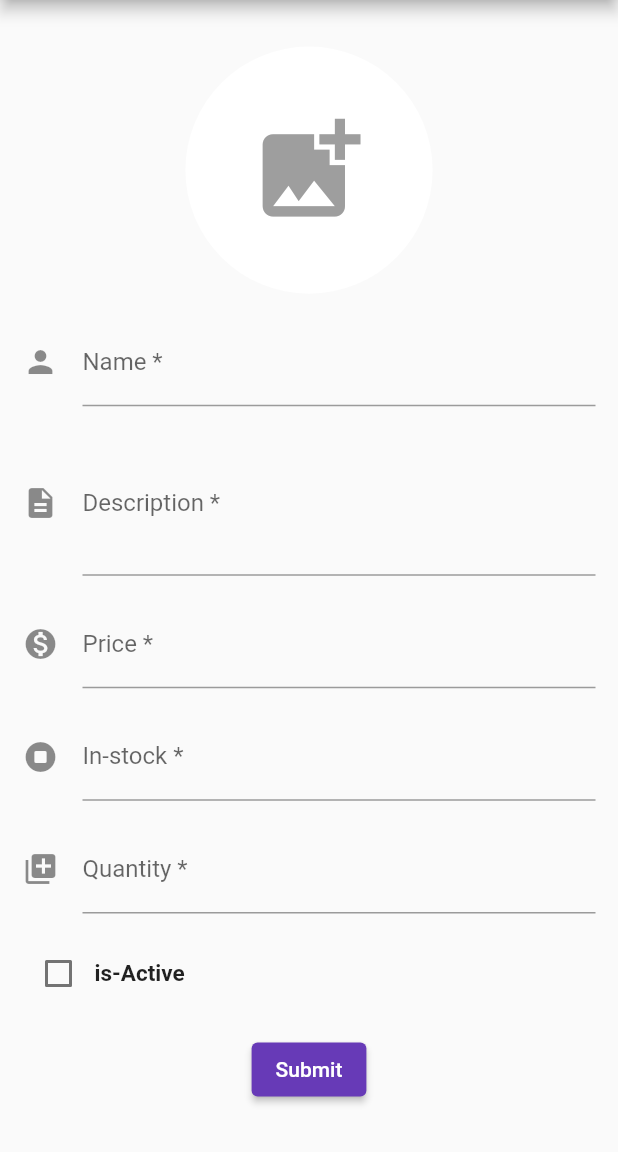
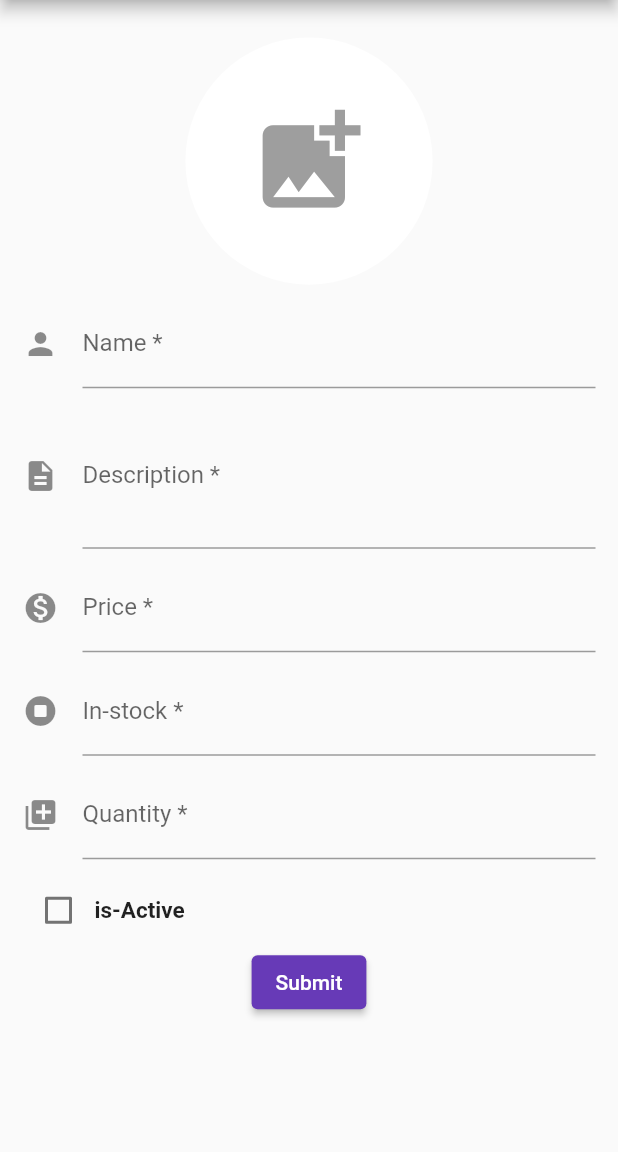
Before and after one commit to sathasivam0/shopping, a Flutter app: the AddProduct screen opened directly, on a phone screen of 412 x 824 dp, the part 84-1236 px from its top. Run offline on Flutter 3.47's test engine with Material 2 defaults, Android fonts, the phone set to English and light mode, and no system bars; our stand-ins replace connectivity_plus, fluttertoast, get, image_picker, permission_handler, sqflite; accounts and stored records are empty.

Commit message:
add product changes

```diff
--- a/lib/model/product_model.dart
+++ b/lib/model/product_model.dart
@@ -1,4 +1,4 @@
-import 'package:flutter/cupertino.dart';
+// ignore_for_file: non_constant_identifier_names
 
 class ProductsModel {
   int? id;
--- a/lib/ui/add_product/add_product.dart
+++ b/lib/ui/add_product/add_product.dart
@@ -4,8 +4,10 @@ import 'package:flutter/material.dart';
 import 'package:flutter/services.dart';
 import 'package:image_picker/image_picker.dart';
 import 'package:permission_handler/permission_handler.dart';
-import 'package:shopping/model/product_model.dart';
 import 'package:shopping/services/offline/local_db_helper.dart';
+import 'package:intl/intl.dart';
+import 'package:get/get.dart';
+import 'package:shopping/ui/home/home.dart';
 
 import '../../res/colors.dart';
 import '../../utils/error_dialog.dart';
@@ -38,6 +40,8 @@ class _AddProductState extends State<AddProduct> {
       }
     }
   }
+
+  DateFormat dateFormat = DateFormat("yyyy-MM-dd HH:mm:ss");
 
   TextEditingController nameController = TextEditingController();
   TextEditingController descriptionController = TextEditingController();
@@ -131,29 +135,31 @@ class _AddProductState extends State<AddProduct> {
       data['name'] = nameController.text.toString();
       data['slug'] = nameController.text.toString().toLowerCase();
       data['description'] = descriptionController.text.toLowerCase();
-      data['image'] = "";
+      data['image'] = imageXFile!.path;
       data['price'] = int.parse(priceController.text.toString());
       data['in_stock'] = int.parse(inStockController.text.toString());
       data['qty_per_order'] = int.parse(quantityController.text.toString());
       data['is_active'] = isFeaturedValue ? 1 : 0;
-      data['created_at'] = "";
-      data['updated_at'] = "";
+      data['created_at'] = dateFormat.format(DateTime.now());
+      data['updated_at'] = dateFormat.format(DateTime.now());
       DBHelper.insert("products", data);
+      Get.to(() => const Home());
     }
   }
 
   @override
   Widget build(BuildContext context) {
     return Scaffold(
-      resizeToAvoidBottomInset: false,
+      resizeToAvoidBottomInset: true,
       appBar: AppBar(
           title: const Text("Add Product"),
           systemOverlayStyle: SystemUiOverlayStyle.dark),
-      body: Container(
+      body: SingleChildScrollView(
+        child: Padding(
           padding: const EdgeInsets.all(15.0),
           child: Column(
-          mainAxisAlignment: MainAxisAlignment.spaceEvenly,
             children: [
+              const SizedBox(height: 10.0),
               InkWell(
                 onTap: () {
                   _getImage();
@@ -173,6 +179,7 @@ class _AddProductState extends State<AddProduct> {
                       : null,
                 ),
               ),
+              const SizedBox(height: 10.0),
               TextFormField(
                 controller: nameController,
                 decoration: const InputDecoration(
@@ -181,6 +188,7 @@ class _AddProductState extends State<AddProduct> {
                   labelText: 'Name *',
                 ),
               ),
+              const SizedBox(height: 10.0),
               TextFormField(
                 controller: descriptionController,
                 maxLines: 3,
@@ -190,30 +198,37 @@ class _AddProductState extends State<AddProduct> {
                   labelText: 'Description *',
                 ),
               ),
+              const SizedBox(height: 10.0),
               TextFormField(
                 controller: priceController,
+                keyboardType: TextInputType.number,
                 decoration: const InputDecoration(
                   icon: Icon(Icons.monetization_on),
                   hintText: 'Enter Price',
                   labelText: 'Price *',
                 ),
               ),
+              const SizedBox(height: 10.0),
               TextFormField(
                 controller: inStockController,
+                keyboardType: TextInputType.number,
                 decoration: const InputDecoration(
                   icon: Icon(Icons.stop_circle_rounded),
                   hintText: 'Enter Stock',
                   labelText: 'In-stock *',
                 ),
               ),
+              const SizedBox(height: 10.0),
               TextFormField(
                 controller: quantityController,
+                keyboardType: TextInputType.number,
                 decoration: const InputDecoration(
                   icon: Icon(Icons.queue),
                   hintText: 'Enter Qty/Order',
                   labelText: 'Quantity *',
                 ),
               ),
+              const SizedBox(height: 10.0),
               Row(
                 children: [
                   Checkbox(
@@ -239,6 +254,7 @@ class _AddProductState extends State<AddProduct> {
             ],
           ),
         ),
+      ),
     );
   }
 }
```
Also changed, not shown: lib/services/network/get_network_manager.dart (+0 -25 lines), lib/services/online/service_request.dart (added, +77 -0 lines), lib/services/online/service_url.dart (added, +7 -0 lines), lib/ui/home/home.dart (+6 -1 lines), 1 other file. Lines whose indentation alone changed are shown as unchanged.
